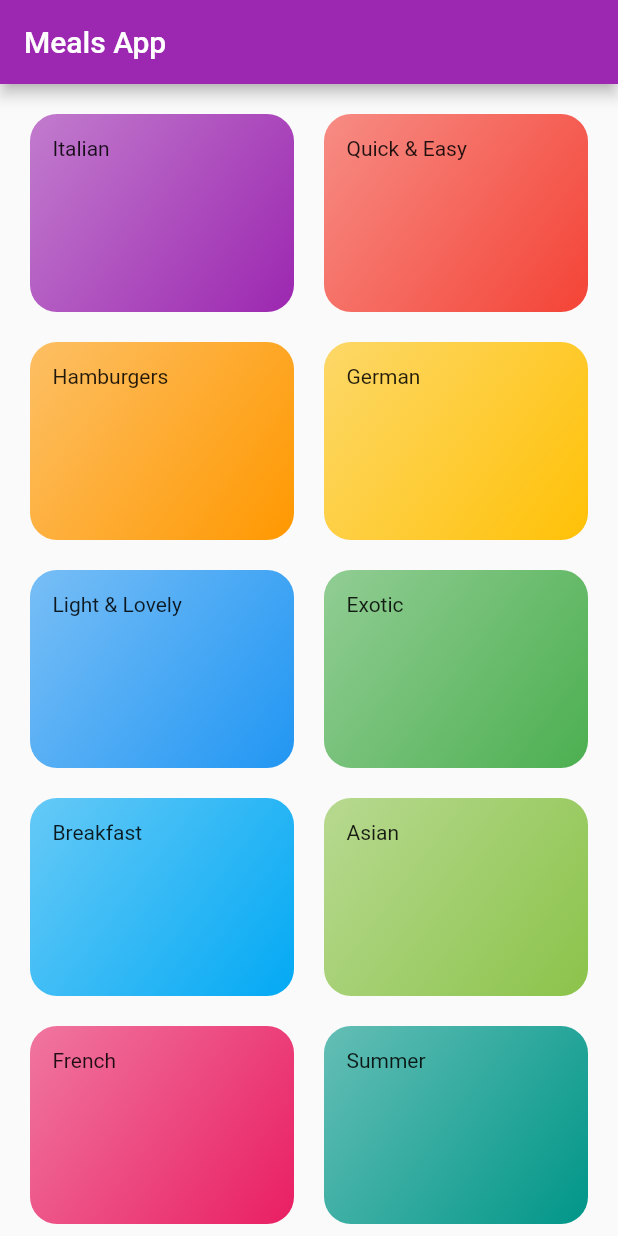
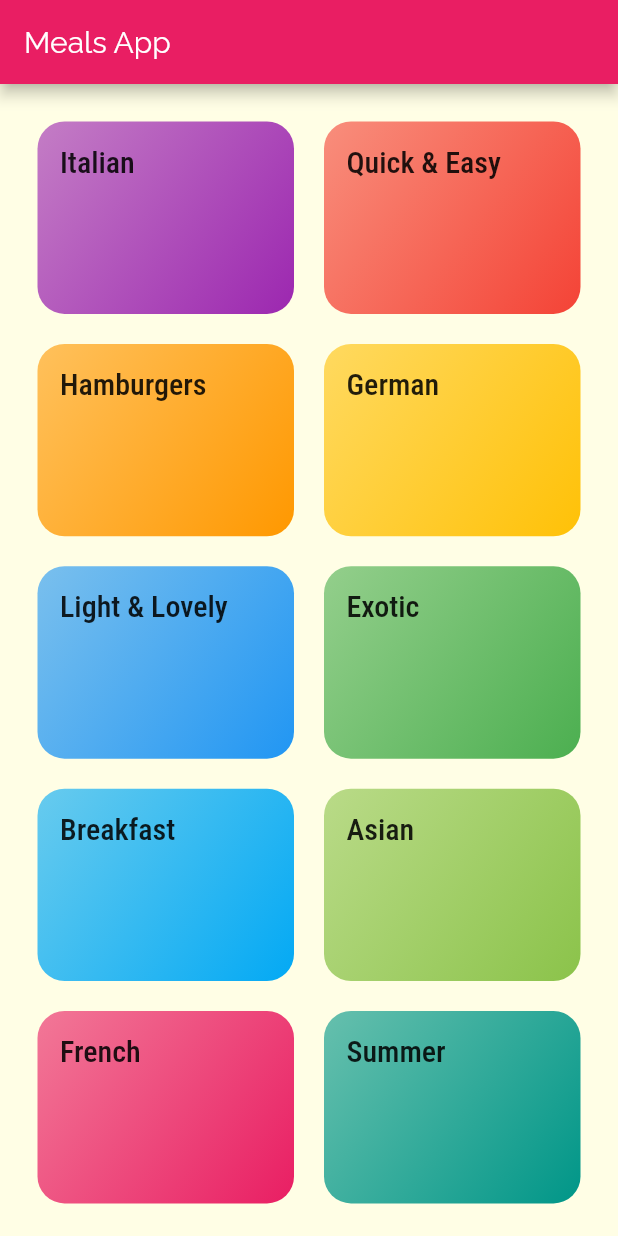
Before and after one commit to ankanSikdar/flutter-meals-app, a Flutter app: the screen it shows after launch, on a phone screen of 412 x 824 dp. Run offline on Flutter 3.47's test engine with Material 2 defaults, Android fonts, the phone set to English and light mode, and no system bars; Roboto replaces fonts that are missing (Roboto Condensed).

Commit message:
Added Fonts and designed AppTheme

```diff
--- a/lib/categories_screen.dart
+++ b/lib/categories_screen.dart
@@ -22,7 +22,7 @@ class CategoriesScreen extends StatelessWidget {
           crossAxisSpacing: 20,
           mainAxisSpacing: 20,
         ),
-        padding: EdgeInsets.all(20),
+        padding: EdgeInsets.all(25),
       ),
     );
   }
--- a/lib/main.dart
+++ b/lib/main.dart
@@ -11,12 +11,23 @@ class MyApp extends StatelessWidget {
     return MaterialApp(
       title: 'Meals App',
       theme: ThemeData(
-          primarySwatch: Colors.purple,
-          textTheme: TextTheme(
-            headline6: TextStyle(
-              fontSize: 28,
+        primarySwatch: Colors.pink,
+        accentColor: Colors.amber,
+        canvasColor: Color.fromRGBO(255, 254, 229, 1),
+        fontFamily: 'Raleway',
+        textTheme: ThemeData.light().textTheme.copyWith(
+              headline6: TextStyle(
+                fontSize: 20,
+                fontFamily: 'Roboto Condensed',
+              ),
+              bodyText1: TextStyle(
+                color: Color.fromRGBO(20, 51, 51, 1),
+              ),
+              bodyText2: TextStyle(
+                color: Color.fromRGBO(20, 51, 51, 1),
+              ),
             ),
-          )),
+      ),
       home: CategoriesScreen(),
     );
   }
--- a/lib/widgets/category_item.dart
+++ b/lib/widgets/category_item.dart
@@ -23,7 +23,10 @@ class CategoryItem extends StatelessWidget {
           end: Alignment.bottomRight,
         ),
       ),
-      child: Text(title),
+      child: Text(
+        title,
+        style: Theme.of(context).textTheme.headline6,
+      ),
     );
   }
 }
```
Also changed, not shown: pubspec.yaml (+18 -4 lines), assets/fonts/Raleway-Black.ttf (added), assets/fonts/Raleway-Bold.ttf (added), assets/fonts/Raleway-Regular.ttf (added), assets/fonts/RobotoCondensed-Bold.ttf (added), assets/fonts/RobotoCondensed-Italic.ttf (added), assets/fonts/RobotoCondensed-Light.ttf (added), assets/fonts/RobotoCondensed-Regular.ttf (added).
